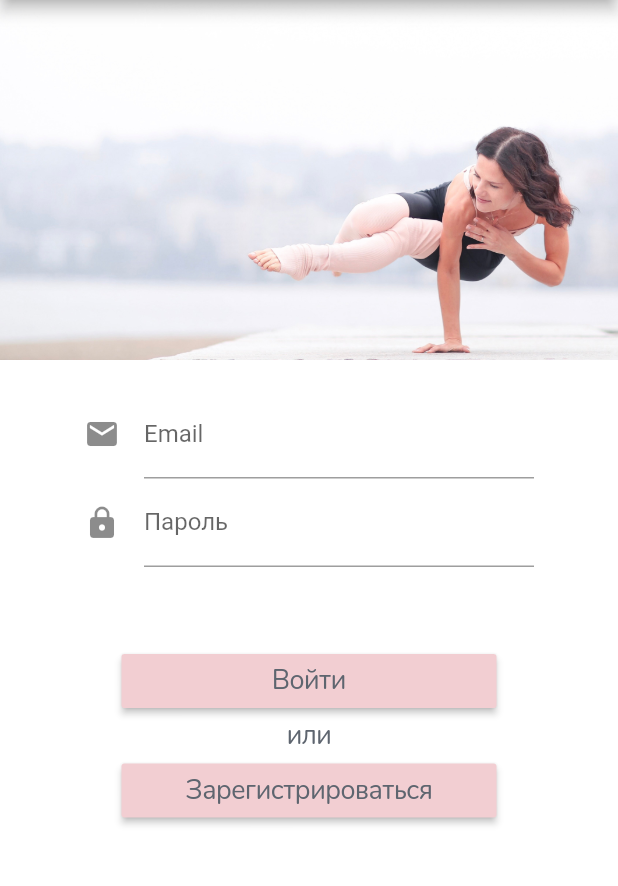
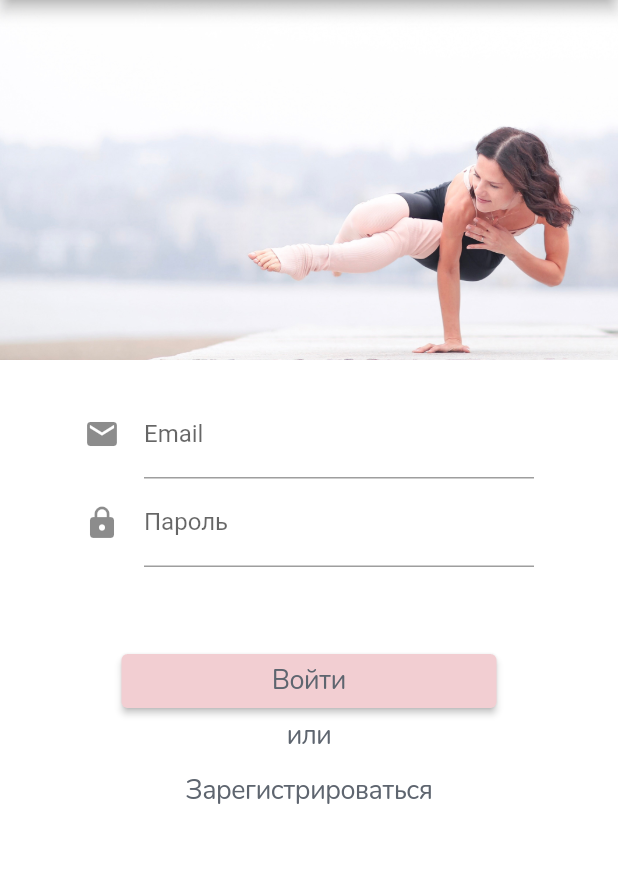
Before and after one commit to evgeshayoga/evgeshayoga-mobile, a Flutter app: the screen it shows after launch, after a tap on "Вход", on a phone screen of 412 x 824 dp, the part 84-970 px from its top. Run offline on Flutter 3.47's test engine with Material 2 defaults, Android fonts, the phone set to English and light mode, and no system bars; our stand-ins replace cached_network_image, chewie, firebase_auth, firebase_core, firebase_crashlytics, firebase_database and 6 more; missing offline and left inert: modal_progress_hud_alt; accounts and stored records are empty; network calls fail.

Commit message:
fix login and update theme

```diff
--- a/lib/main.dart
+++ b/lib/main.dart
@@ -56,6 +56,13 @@ class App extends StatelessWidget {
       child: MaterialApp(
         theme: ThemeData(
           primaryColor: Style.pinkMain,
+          splashColor: Style.pinkMain.withOpacity(.5),
+          highlightColor: Style.pinkMain.withOpacity(.5),
+          elevatedButtonTheme: ElevatedButtonThemeData(
+           style: ElevatedButton.styleFrom(primary: Style.pinkMain)
+          ),
+          outlinedButtonTheme: OutlinedButtonThemeData(style: OutlinedButton.styleFrom(primary: Style.pinkDark)),
+          textButtonTheme: TextButtonThemeData(style: TextButton.styleFrom(primary: Style.pinkDark)),
           textTheme: TextTheme(
             headline5: Style.titleTextStyle,
             headline6: Style.headerTextStyle,
--- a/lib/models/program.dart
+++ b/lib/models/program.dart
@@ -1,7 +1,6 @@
 import 'package:evgeshayoga/models/video.dart';
 import 'package:evgeshayoga/models/week.dart';
 import 'package:firebase_database/firebase_database.dart';
-import 'package:flutter/foundation.dart';
 
 class Program {
   String content;
--- a/lib/models/user.dart
+++ b/lib/models/user.dart
@@ -27,11 +27,11 @@ class User {
 class UserPurchases {
   Map<int, dynamic> programs = Map();
 
-  UserPurchases(Map<dynamic, dynamic> dbData) {
+  UserPurchases(Map<dynamic, dynamic>? dbData) {
     if (dbData == null) {
       return;
     }
-    List userPrograms = dbData["marathons"];
+    List? userPrograms = dbData["marathons"];
     if (userPrograms != null) {
       userPrograms.forEach((purchase) {
         this.programs[purchase["id"]] = purchase;
--- a/lib/provider/info_provider_model.dart
+++ b/lib/provider/info_provider_model.dart
@@ -1,5 +1,3 @@
-import 'package:evgeshayoga/models/user.dart';
-import 'package:firebase_auth/firebase_auth.dart';
 import 'package:flutter/foundation.dart';
 import 'package:package_info/package_info.dart';
 
--- a/lib/ui/login_screen.dart
+++ b/lib/ui/login_screen.dart
@@ -106,9 +106,8 @@ class _LoginState extends State<Login> {
                       ),
                       Container(
                         width: 200,
-                        child: RaisedButton(
+                        child: ElevatedButton(
                           onPressed: userLogIn,
-                          color: Color.fromRGBO(242, 206, 210, .75),
                           child: Text(
                             "Войти",
                             style: Style.regularTextStyle,
@@ -122,14 +121,13 @@ class _LoginState extends State<Login> {
                       ),
                       Container(
                         width: 200,
-                        child: RaisedButton(
+                        child: TextButton(
                           onPressed: () async {
                             var url = 'https://evgeshayoga.com/register';
                             if (await canLaunch(url)) {
                               await launch(url);
                             }
                           },
-                          color: Color.fromRGBO(242, 206, 210, .75),
                           child: Text(
                             "Зарегестрироваться",
                             style: Style.regularTextStyle,
@@ -228,9 +226,8 @@ class _LoginState extends State<Login> {
               children: <Widget>[
                 Container(
                   width: 250,
-                  child: RaisedButton(
+                  child: ElevatedButton(
                     onPressed: userLogIn,
-                    color: Style.pinkMain,
                     child: Text(
                       "Войти",
                       style: Style.regularTextStyle,
@@ -244,14 +241,13 @@ class _LoginState extends State<Login> {
                 ),
                 Container(
                   width: 250,
-                  child: RaisedButton(
+                  child: TextButton(
                     onPressed: () async {
                       var url = 'https://evgeshayoga.com/register';
                       if (await canLaunch(url)) {
                         await launch(url);
                       }
                     },
-                    color: Style.pinkMain,
                     child: Text(
                       "Зарегистрироваться",
                       style: Style.regularTextStyle,
--- a/lib/ui/subscription_screen.dart
+++ b/lib/ui/subscription_screen.dart
@@ -37,7 +37,7 @@ class _SubscriptionScreenState extends State<SubscriptionScreen> {
 
   @override
   Widget build(BuildContext context) {
-    if (userSubscriptionStatus == null) {
+    if (_isInAsyncCall) {
       return progressHUD(_isInAsyncCall);
     }
     return Scaffold(
--- a/lib/ui/video_content/components/drawer_content_screen.dart
+++ b/lib/ui/video_content/components/drawer_content_screen.dart
@@ -143,12 +143,12 @@ Widget drawerProgramScreen(bool isLandscape) {
                     flex: 1,
                     child: Container(
                       alignment: Alignment.center,
-                      child: RaisedButton(
+                      child: OutlinedButton(
                         onPressed: () {
                           userProvider.logout();
                           Navigator.pushReplacementNamed(context, '/home');
                         },
-                        color: Style.pinkMain,
+                        // color: Style.pinkMain,
                         child: new Text(
                           "Выйти",
                           style: Style.regularTextStyle,
--- a/pubspec.yaml
+++ b/pubspec.yaml
@@ -11,7 +11,7 @@ description: A new Flutter project.
 # In iOS, build-name is used as CFBundleShortVersionString while build-number used as CFBundleVersion.
 # Read more about iOS versioning at
 # https://developer.apple.com/library/archive/documentation/General/Reference/InfoPlistKeyReference/Articles/CoreFoundationKeys.html
-version: 1.6.2+49
+version: 1.6.3+50
 
 environment:
   sdk: ">=2.12.0 <3.0.0"
```
Also changed, not shown: pubspec.lock.
